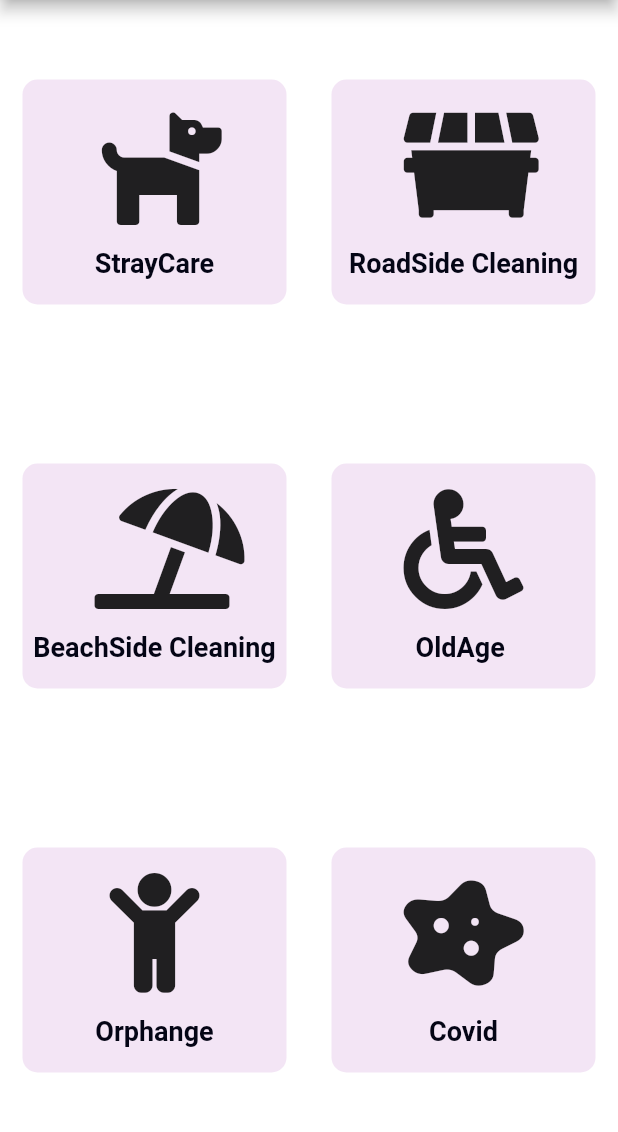
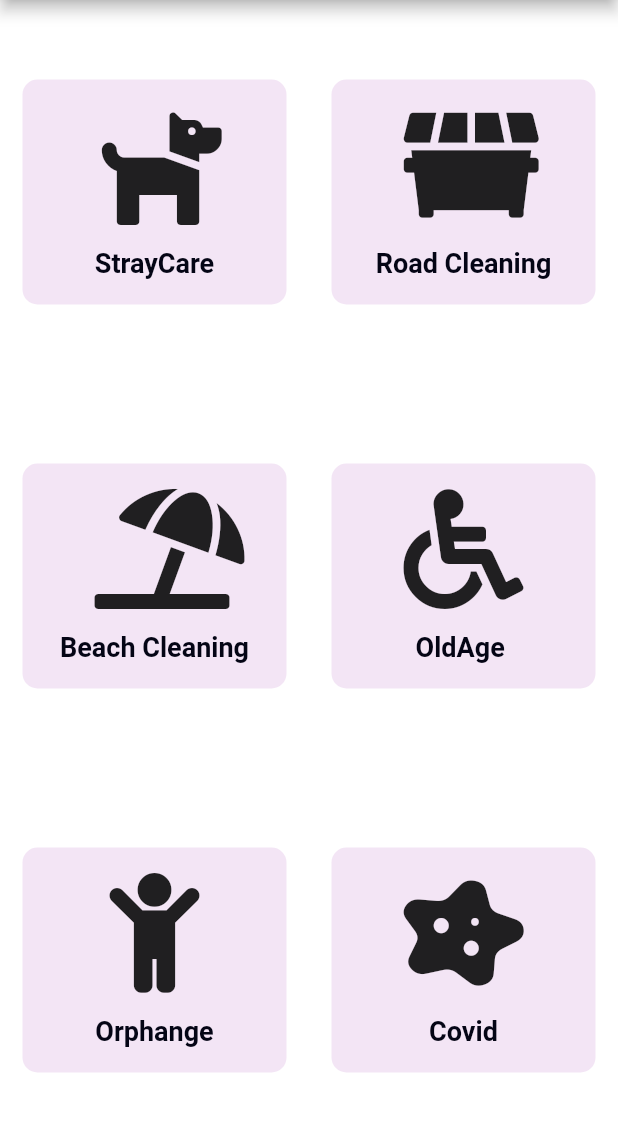
Before and after one commit to michelrego/Voltober, a Flutter app: the Events screen opened by its route, on a phone screen of 412 x 824 dp, the part 84-1216 px from its top. Run offline on Flutter 3.47's test engine with Material 2 defaults, Android fonts, the light colour scheme and no system bars; our stand-ins replace flutter_signin_button, font_awesome_flutter, form_field_validator, google_sign_in.

Commit message:
event title edit

```diff
--- a/lib/Screens/events.dart
+++ b/lib/Screens/events.dart
@@ -51,7 +51,7 @@ class Events extends StatelessWidget {
                             },
                             cardChild:IconContent(
                               icon: FontAwesomeIcons.dumpster ,
-                              label: 'RoadSide Cleaning',
+                              label: 'Road Cleaning',
                             ),
                           ),),
                         ],
@@ -67,7 +67,7 @@ class Events extends StatelessWidget {
                             },
                             cardChild:IconContent(
                               icon: FontAwesomeIcons.umbrellaBeach ,
-                              label: 'BeachSide Cleaning',
+                              label: 'Beach Cleaning',
                             ),
                           ),),
                           Expanded(child:
```
